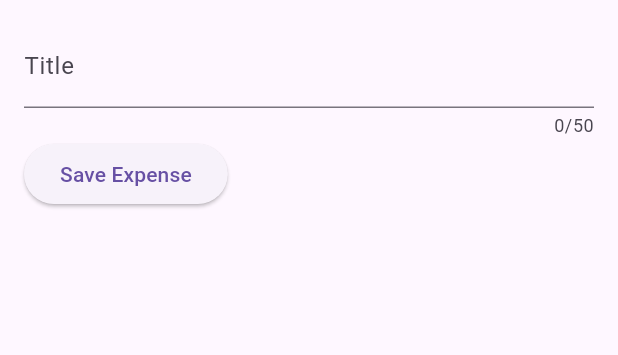
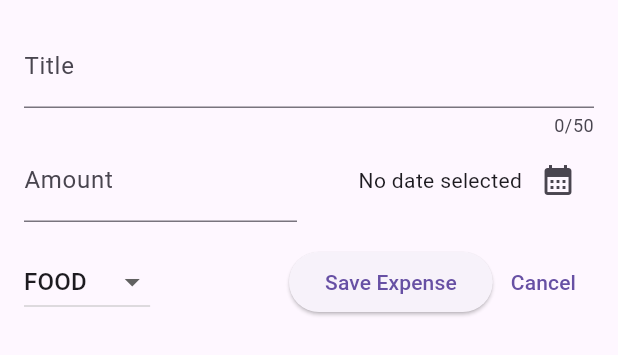
Before and after one commit to aezakmi7/expense_tracker, a Flutter app: the NewExpense widget shown alone on an empty page, opened directly, on a phone screen of 412 x 824 dp. Shown: the top 355 px of the screen. Run offline on Flutter 3.47's test engine with Material 3 defaults, Android fonts, the phone set to English and light mode, and no system bars.

Commit message:
NewExpense_popup

```diff
--- a/lib/widgets/new_expense.dart
+++ b/lib/widgets/new_expense.dart
@@ -1,4 +1,5 @@
 import 'package:flutter/material.dart';
+import 'package:expense_tracker/datamodel/expense.dart';
 
 class NewExpense extends StatefulWidget {
   const NewExpense({super.key});
@@ -8,10 +9,35 @@ class NewExpense extends StatefulWidget {
 }
 
 class _NewExpenseState extends State<NewExpense> {
-  void _enteredTitle = '';
+  final _titleController = TextEditingController();
+  final _amountController = TextEditingController();
+  DateTime? _selectedDate;
+  Category _selectedCategory = Category.food;
 
-  void _saveTitleInput(String inputValue) {
-    _enteredTitle = inputValue;
+  void _presentDatePicker() async {
+    final now = DateTime.now();
+    final firstDate = DateTime(
+      now.year - 1,
+      now.month,
+      now.day,
+    );
+
+    final pickedDate = await showDatePicker(
+      context: context,
+      firstDate: firstDate,
+      lastDate: now,
+    );
+    setState(() {
+      _selectedDate = pickedDate;
+    });
+  }
+
+  @override
+  void dispose() {
+    _amountController.dispose();
+    _titleController.dispose();
+
+    super.dispose();
   }
 
   @override
@@ -21,7 +47,7 @@ class _NewExpenseState extends State<NewExpense> {
       child: Column(
         children: [
           TextField(
-            onChanged: _saveTitleInput,
+            controller: _titleController,
             maxLength: 50,
             decoration: const InputDecoration(
               label: Text('Title'),
@@ -29,12 +55,76 @@ class _NewExpenseState extends State<NewExpense> {
           ),
           Row(
             children: [
-              ElevatedButton(
-                onPressed: () {},
-                child: const Text('Save Expense'),
+              Expanded(
+                child: TextField(
+                  keyboardType: TextInputType.number,
+                  controller: _amountController,
+                  decoration: const InputDecoration(
+                    prefixText: '\$ ',
+                    label: Text('Amount'),
+                  ),
+                ),
+              ),
+              const SizedBox(width: 16),
+              Expanded(
+                child: Row(
+                  crossAxisAlignment: CrossAxisAlignment.center,
+                  mainAxisAlignment: MainAxisAlignment.end,
+                  children: [
+                    Text(
+                      _selectedDate == null
+                          ? 'No date selected'
+                          : formatter.format(_selectedDate!),
+                    ),
+                    IconButton(
+                      onPressed: _presentDatePicker,
+                      icon: const Icon(Icons.calendar_month),
+                    )
+                  ],
+                ),
               )
             ],
-          )
+          ),
+          const SizedBox(height: 16),
+          Row(
+            children: [
+              DropdownButton(
+                value: _selectedCategory,
+                items: Category.values
+                    .map(
+                      (category) => DropdownMenuItem(
+                        value: category,
+                        child: Text(
+                          category.name.toUpperCase(),
+                        ),
+                      ),
+                    )
+                    .toList(),
+                onChanged: (value) {
+                  if (value == null) {
+                    return;
+                  }
+                  setState(() {
+                    _selectedCategory = value;
+                  });
+                },
+              ),
+              const Spacer(),
+              ElevatedButton(
+                onPressed: () {
+                  print(_titleController.text);
+                  print(_amountController.text);
+                },
+                child: const Text('Save Expense'),
+              ),
+              TextButton(
+                onPressed: () {
+                  Navigator.pop(context);
+                },
+                child: const Text('Cancel'),
+              )
+            ],
+          ),
         ],
       ),
     );
```
